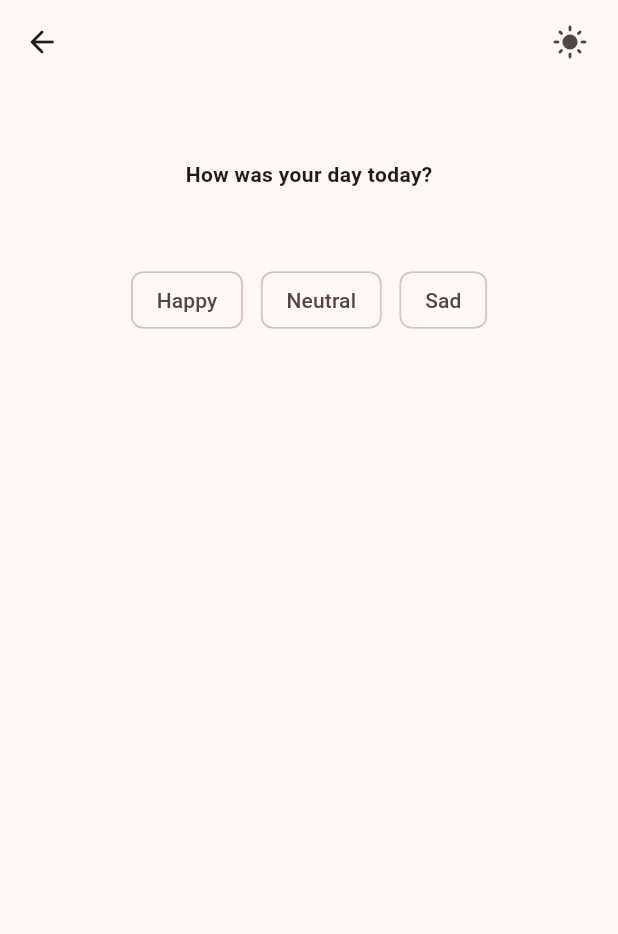
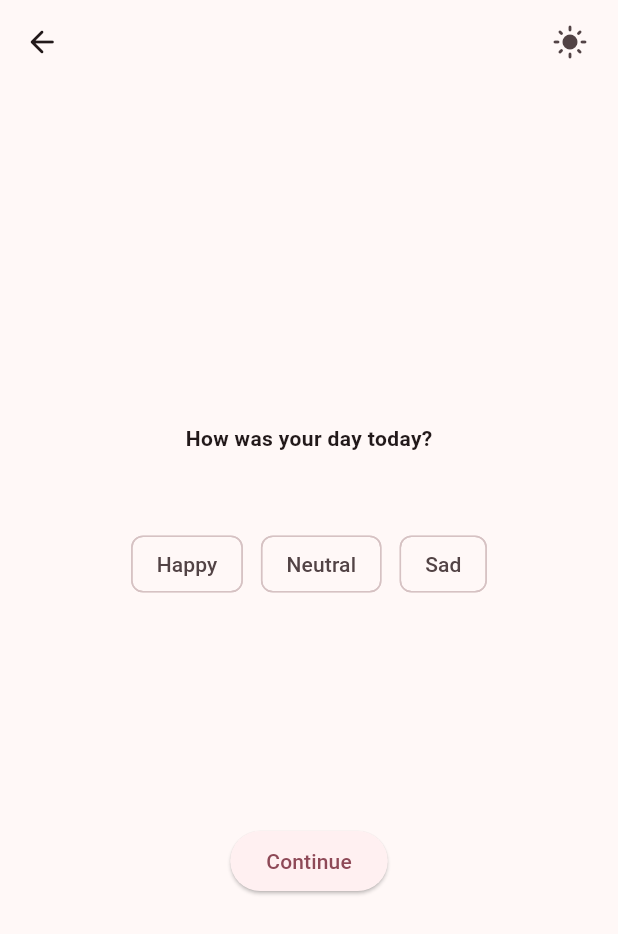
Before and after one commit to syedabdullah1567/aletheia, a Flutter app: the PalimoraHomepage screen opened by its route, after a tap on "Start Daily Log", on a phone screen of 412 x 824 dp. Shown: the top 934 px of the screen. Run offline on Flutter 3.47's test engine with Material 3 defaults, Android fonts, the light colour scheme and no system bars; our stand-ins replace flutter_dotenv, flutter_local_notifications, flutter_slidable, flutter_timezone, hive, hive_flutter and 2 more; missing offline and left inert: flutter_displaymode; accounts and stored records are empty.

Commit message:
Refactored some areas of the UI and fixed some bugs

```diff
--- a/lib/data/palimora_database.dart
+++ b/lib/data/palimora_database.dart
@@ -81,7 +81,7 @@ class PalimoraDatabase {
 
   void updateDataBase(int num) {
     if (num == 0) {
-      markAsLogged(); // Saves the current cycle key to Hive
+      markAsLogged();
     } else if (num == 1) {
       _myBox.put('MOODS', moods);
     } else if (num == 2) {
--- a/lib/main.dart
+++ b/lib/main.dart
@@ -41,8 +41,8 @@ void main() async {
   // ignore: unused_local_variable
   var box = await Hive.openBox('MyBox');
 
-  NotifyTasks().initNotification();
-  NotifyTasks().requestAndroidPermissions();
+  //NotifyTasks().initNotification();
+  //NotifyTasks().requestAndroidPermissions();
 
   await dotenv.load(fileName: ".env");
 
--- a/lib/pages/ai/weekly_insight_page.dart
+++ b/lib/pages/ai/weekly_insight_page.dart
@@ -1,4 +1,4 @@
-import 'package:aletheia/pages/ai/universal_insight.dart';
+import 'package:aletheia/utilities/ai/weekly_insight_service.dart';
 import 'package:aletheia/utilities/uniform_appbar.dart';
 import 'package:flutter/material.dart';
 
--- a/lib/pages/palimora/daily_log.dart
+++ b/lib/pages/palimora/daily_log.dart
@@ -3,6 +3,7 @@ import 'package:aletheia/utilities/uniform_appbar.dart';
 import 'package:flutter/material.dart';
 import 'package:hive/hive.dart';
 import 'package:intl/intl.dart';
+import 'package:flutter/services.dart';
 
 class DailyLog extends StatefulWidget {
   const DailyLog({super.key});
@@ -11,7 +12,17 @@ class DailyLog extends StatefulWidget {
   State<DailyLog> createState() => _DailyLogState();
 }
 
-enum CheckInStep { mood, sleep, pillars, complete }
+enum CheckInStep {
+  mood,
+  sleep,
+  pillars1,
+  pillars2,
+  pillars3,
+  pillars4,
+  pillars5,
+  pillars6,
+  complete,
+}
 
 class _DailyLogState extends State<DailyLog> {
   final _myBox = Hive.box('MyBox');
@@ -24,19 +35,11 @@ class _DailyLogState extends State<DailyLog> {
   Map<String, double> pillarRatings = {};
 
   final TextEditingController _sleepController = TextEditingController();
-  double hoursSlept = 0.0;
-
+  double hoursSlept = -1;
   double qualityOfSleep = 0;
 
   @override
   void initState() {
-    if (_myBox.get('HASLOGGED') == null) {
-      db.createInitialData(0);
-      db.updateDataBase(0);
-    } else {
-      db.loadData(0);
-    }
-
     if (_myBox.get('MOODS') == null) {
       db.createInitialData(1);
       db.updateDataBase(1);
@@ -99,14 +102,23 @@ class _DailyLogState extends State<DailyLog> {
           _currentStep = CheckInStep.sleep;
           break;
         case CheckInStep.sleep:
-          _currentStep = CheckInStep.pillars;
+          _currentStep = CheckInStep.pillars1;
           break;
-        case CheckInStep.pillars:
+        case CheckInStep.pillars1:
+          _currentStep = CheckInStep.pillars2;
+        case CheckInStep.pillars2:
+          _currentStep = CheckInStep.pillars3;
+        case CheckInStep.pillars3:
+          _currentStep = CheckInStep.pillars4;
+        case CheckInStep.pillars4:
+          _currentStep = CheckInStep.pillars5;
+        case CheckInStep.pillars5:
+          _currentStep = CheckInStep.pillars6;
+        case CheckInStep.pillars6:
           _currentStep = CheckInStep.complete;
           saveMoodAndPillarRatings();
           break;
         case CheckInStep.complete:
-          saveMoodAndPillarRatings();
           break;
       }
     });
@@ -139,13 +151,17 @@ class _DailyLogState extends State<DailyLog> {
       appBar: UniformAppbar(
         leadIcon: Icon(Icons.arrow_back_rounded),
         titleText: '',
-        onPress: () => Navigator.pop(context),
+        onPress: () => Navigator.pop(context, false),
       ),
 
       body: SafeArea(
         child: Padding(
-          padding: EdgeInsets.fromLTRB(50, 50, 50, 50),
+          padding: EdgeInsets.all(20),
           child: Center(
+            child: Column(
+              mainAxisAlignment: MainAxisAlignment.center,
+              children: [
+                Expanded(
                   child: AnimatedSwitcher(
                     duration: Duration(milliseconds: 300),
                     transitionBuilder: (child, animation) {
@@ -161,6 +177,9 @@ class _DailyLogState extends State<DailyLog> {
                       );
                     },
                     child: _getStepWidget(),
+                  ),
+                ),
+              ],
             ),
           ),
         ),
@@ -182,10 +201,6 @@ class _DailyLogState extends State<DailyLog> {
             setState(() {
               _selectedMood = selected ? mood : null;
             });
-
-            if (selected) {
-              Future.delayed(const Duration(milliseconds: 10), nextStep);
-            }
           },
         );
       }).toList(),
@@ -195,10 +210,14 @@ class _DailyLogState extends State<DailyLog> {
   // 3. Updated _buildSleepSelector implementation:
   Widget _buildHoursOfSleepSelector() {
     return SizedBox(
-      width: 200, // Keeps the input centered and neat
+      width: 180,
       child: TextField(
         controller: _sleepController,
         keyboardType: const TextInputType.numberWithOptions(decimal: true),
+        // 1. Blocks non-numeric characters and enforces max ONE decimal point
+        inputFormatters: [
+          FilteringTextInputFormatter.allow(RegExp(r'^\d*\.?\d*')),
+        ],
         textAlign: TextAlign.center,
         style: const TextStyle(fontSize: 24, fontWeight: FontWeight.bold),
         decoration: InputDecoration(
@@ -212,8 +231,8 @@ class _DailyLogState extends State<DailyLog> {
         ),
         onChanged: (value) {
           setState(() {
-            // Parse string input to double safely
-            hoursSlept = double.tryParse(value) ?? 0.0;
+            // 2. If empty or invalid, fallback to -1 instead of 0.0
+            hoursSlept = double.tryParse(value) ?? -1;
           });
         },
       ),
@@ -242,22 +261,28 @@ class _DailyLogState extends State<DailyLog> {
     );
   }
 
-  Widget _buildPillarRatingSelector(String index) {
+  // Updated to accept an optional onRated callback for automatic transitions
+  Widget _buildPillarRatingSelector(String key, {VoidCallback? onRated}) {
     final List<double> ratings = [1, 2, 3, 4, 5];
 
     return Wrap(
       spacing: 12.0,
+      runSpacing: 12.0,
+      alignment: WrapAlignment.center,
       children: ratings.map((rating) {
-        final isSelected = pillarRatings[index] == rating;
+        final isSelected = pillarRatings[key] == rating;
         return ChoiceChip(
           label: Text(rating.toInt().toString()),
           selected: isSelected,
           onSelected: (bool selected) {
             setState(() {
               if (selected) {
-                pillarRatings[index] = rating;
+                pillarRatings[key] = rating;
+                if (onRated != null) {
+                  onRated();
+                }
               } else {
-                pillarRatings.remove(index);
+                pillarRatings.remove(key);
               }
             });
           },
@@ -266,10 +291,44 @@ class _DailyLogState extends State<DailyLog> {
     );
   }
 
+  // Builder helper for individual pillar steps
+  Widget _buildSinglePillarStep(int index) {
+    final pillar = _pillars[index];
+    final String key = pillar['key']!;
+    final String prompt = pillar['prompt']!;
+
+    return SingleChildScrollView(
+      key: ValueKey(
+        'pillar_step_$index',
+      ), // Unique key triggers AnimatedSwitcher
+      child: Column(
+        mainAxisAlignment: MainAxisAlignment.center,
+        children: [
+          Text(
+            prompt,
+            textAlign: TextAlign.center,
+            style: const TextStyle(fontWeight: FontWeight.bold, fontSize: 18),
+          ),
+          const SizedBox(height: 40),
+          _buildPillarRatingSelector(
+            key,
+            onRated: () {
+              // 150ms delay gives user visual confirmation before fading out
+              Future.delayed(const Duration(milliseconds: 150), () {
+                if (mounted) nextStep();
+              });
+            },
+          ),
+        ],
+      ),
+    );
+  }
+
   Widget _getStepWidget() {
     return switch (_currentStep) {
-      CheckInStep.mood => Column(
-        key: const ValueKey('mood_step'), // Unique key
+      CheckInStep.mood => SingleChildScrollView(
+        key: const ValueKey('mood_step'), // Unique key,
+        child: Column(
           children: [
             const Text(
               'How was your day today?',
@@ -277,7 +336,32 @@ class _DailyLogState extends State<DailyLog> {
             ),
             const SizedBox(height: 50),
             _buildMoodSelector(),
+
+            const SizedBox(height: 150),
+
+            ElevatedButton(
+              onPressed: () {
+                // 1. Check if all pillars have a non-null rating selected
+
+                if (_selectedMood != null) {
+                  // All rated -> advance step
+                  nextStep();
+                } else {
+                  // 2. Clear old snackbars & show a small error
+                  ScaffoldMessenger.of(context).clearSnackBars();
+                  ScaffoldMessenger.of(context).showSnackBar(
+                    const SnackBar(
+                      content: Text('Please select a mood before continuing.'),
+                      behavior: SnackBarBehavior.floating,
+                      duration: Duration(seconds: 2),
+                    ),
+                  );
+                }
+              },
+              child: const Text('Continue'),
+            ),
           ],
+        ),
       ),
 
       CheckInStep.sleep => Column(
@@ -297,52 +381,27 @@ class _DailyLogState extends State<DailyLog> {
           const SizedBox(height: 50),
           _buildQualityOfSleepSelector(),
 
-          const SizedBox(height: 30),
-          ElevatedButton(
-            onPressed: () => nextStep(), // ✅ Exits the flow
-            child: const Text('Next'),
-          ),
-        ],
-      ),
-
-      CheckInStep.pillars => SingleChildScrollView(
-        key: const ValueKey('pillars_step'),
-        padding: const EdgeInsets.symmetric(vertical: 20),
-        child: Column(
-          children: [
-            // Collection-for loop + Spread operator (...)
-            for (final pillar in _pillars) ...[
-              Text(
-                pillar['prompt']!,
-                textAlign: TextAlign.center,
-                style: const TextStyle(
-                  fontWeight: FontWeight.bold,
-                  fontSize: 18,
-                ),
-              ),
-              const SizedBox(height: 15),
-              _buildPillarRatingSelector(pillar['key']!),
-              const SizedBox(height: 35),
-            ],
-
-            // Manual button to proceed since there are multiple inputs
+          const SizedBox(height: 150),
           ElevatedButton(
             onPressed: () {
-                // 1. Check if all pillars have a non-null rating selected
-                final bool allRated = _pillars.every(
-                  (pillar) => pillarRatings[pillar['key']] != null,
+              if (hoursSlept >= 0 && hoursSlept <= 14 && qualityOfSleep > 0) {
+                nextStep();
+              } else if (hoursSlept > 14) {
+                ScaffoldMessenger.of(context).clearSnackBars();
+                ScaffoldMessenger.of(context).showSnackBar(
+                  const SnackBar(
+                    content: Text('Did you sleep or were you fucking dead?'),
+                    behavior: SnackBarBehavior.floating,
+                    duration: Duration(seconds: 2),
+                  ),
                 );
-
-                if (allRated) {
-                  // All rated -> advance step
-                  nextStep();
               } else {
                 // 2. Clear old snackbars & show a small error
                 ScaffoldMessenger.of(context).clearSnackBars();
                 ScaffoldMessenger.of(context).showSnackBar(
                   const SnackBar(
                     content: Text(
-                        'Please select a rating for all pillars before continuing.',
+                      'Please complete sleep logging before continuing.',
                     ),
                     behavior: SnackBarBehavior.floating,
                     duration: Duration(seconds: 2),
@@ -354,7 +413,13 @@ class _DailyLogState extends State<DailyLog> {
           ),
         ],
       ),
-      ),
+
+      CheckInStep.pillars1 => _buildSinglePillarStep(0),
+      CheckInStep.pillars2 => _buildSinglePillarStep(1),
+      CheckInStep.pillars3 => _buildSinglePillarStep(2),
+      CheckInStep.pillars4 => _buildSinglePillarStep(3),
+      CheckInStep.pillars5 => _buildSinglePillarStep(4),
+      CheckInStep.pillars6 => _buildSinglePillarStep(5),
 
       CheckInStep.complete => Column(
         key: const ValueKey('complete_step'),
@@ -366,7 +431,7 @@ class _DailyLogState extends State<DailyLog> {
           ),
           const SizedBox(height: 30),
           ElevatedButton(
-            onPressed: () => Navigator.pop(context), // ✅ Exits the flow
+            onPressed: () => Navigator.pop(context, true), // ✅ Exits the flow
             child: const Text('Done'),
           ),
         ],
--- a/lib/pages/palimora/palimora_homepage.dart
+++ b/lib/pages/palimora/palimora_homepage.dart
@@ -14,19 +14,15 @@ class PalimoraHomepage extends StatefulWidget {
 class _PalimoraHomepageState extends State<PalimoraHomepage> {
   final _myBox = Hive.box('MyBox');
   final PalimoraDatabase db = PalimoraDatabase();
-
   @override
   void initState() {
     super.initState();
-    if (_myBox.get('HASLOGGED') == null) {
-      db.createInitialData(0);
-    } else {
-      db.loadData(0);
-    }
   }
 
   @override
   Widget build(BuildContext context) {
+    final theme = Theme.of(context);
+    final colorScheme = theme.colorScheme;
     return Scaffold(
       appBar: UniformAppbar(
         leadIcon: const Icon(Icons.arrow_back_rounded),
@@ -36,54 +32,56 @@ class _PalimoraHomepageState extends State<PalimoraHomepage> {
       body: SafeArea(
         child: SingleChildScrollView(
           // Protects against overflow on smaller phones
-          padding: const EdgeInsets.fromLTRB(60, 20, 60, 40),
+          padding: const EdgeInsets.fromLTRB(20, 20, 20, 20),
           child: Column(
             crossAxisAlignment: CrossAxisAlignment.stretch,
             children: [
-              const SizedBox(height: 100),
+              //const SizedBox(height: 100),
 
               // Collection IF + Spread operator for multiple widgets
               if (!db.hasLogged) ...[
                 SizedBox(
-                  height: 150,
+                  height: 140,
                   child: HomepagesCard(
                     icon: Icons.accessibility_new_rounded,
                     title: 'Start Daily Log',
                     onTap: () async {
-                      // Wait for user to complete the log
-                      await Navigator.pushNamed(context, '/palimora_daily_log');
-
+                      // Wait for user to finish or leave the logging flow
+                      final completed = await Navigator.pushNamed(
+                        context,
+                        '/palimora_daily_log',
+                      );
                       // Rebuild Homepage - db.hasLogged automatically evaluates to true!
-                      setState(() {});
+                      if (completed == true || db.hasLogged) setState(() {});
                     },
                   ),
                 ),
-                const SizedBox(height: 50),
+                const SizedBox(height: 20),
               ],
+
               SizedBox(
-                height: 150,
+                height: 140,
+                child: HomepagesCard(
+                  icon: Icons.analytics,
+                  title: 'View Daily Log',
+                  onTap: () =>
+                      Navigator.pushNamed(context, '/palimora_dashboard'),
+                ),
+              ),
+              const SizedBox(height: 20),
+              SizedBox(
+                height: 140,
                 child: HomepagesCard(
                   icon: Icons.text_snippet_rounded,
                   title: 'Enter a journal entry',
                   onTap: () => Navigator.pushNamed(context, '/journal_entry'),
                 ),
               ),
-              const SizedBox(height: 50),
+
+              const SizedBox(height: 20),
 
               SizedBox(
-                height: 150,
-                child: HomepagesCard(
-                  icon: Icons.analytics,
-                  title: 'View Dashboard',
-                  onTap: () =>
-                      Navigator.pushNamed(context, '/palimora_dashboard'),
-                ),
-              ),
-
-              const SizedBox(height: 50),
-
-              SizedBox(
-                height: 150,
+                height: 140,
                 child: HomepagesCard(
                   icon: Icons.analytics,
                   title: 'View Journals',
@@ -92,10 +90,10 @@ class _PalimoraHomepageState extends State<PalimoraHomepage> {
                 ),
               ),
 
-              const SizedBox(height: 50),
+              const SizedBox(height: 20),
 
               SizedBox(
-                height: 150,
+                height: 140,
                 child: HomepagesCard(
                   icon: Icons.analytics,
                   title: 'Get Palimora Insights',
@@ -103,8 +101,16 @@ class _PalimoraHomepageState extends State<PalimoraHomepage> {
                       Navigator.pushNamed(context, '/get_palimora_insight'),
                 ),
               ),
-
-              const SizedBox(height: 24),
+              const SizedBox(height: 20),
+              Center(
+                child: Text(
+                  'Discover the pieces that form you.',
+                  style: theme.textTheme.bodySmall?.copyWith(
+                    color: colorScheme.onSurfaceVariant.withValues(alpha: 0.65),
+                    fontStyle: FontStyle.italic,
+                  ),
+                ),
+              ),
             ],
           ),
         ),
```
Also changed, not shown: lib/pages/palimora/journal_entry.dart (+9 -1 lines), lib/utilities/ai/weekly_insight_service.dart (renamed from lib/pages/ai/universal_insight.dart, +46 -43 lines). Lines whose indentation alone changed are shown as unchanged.
